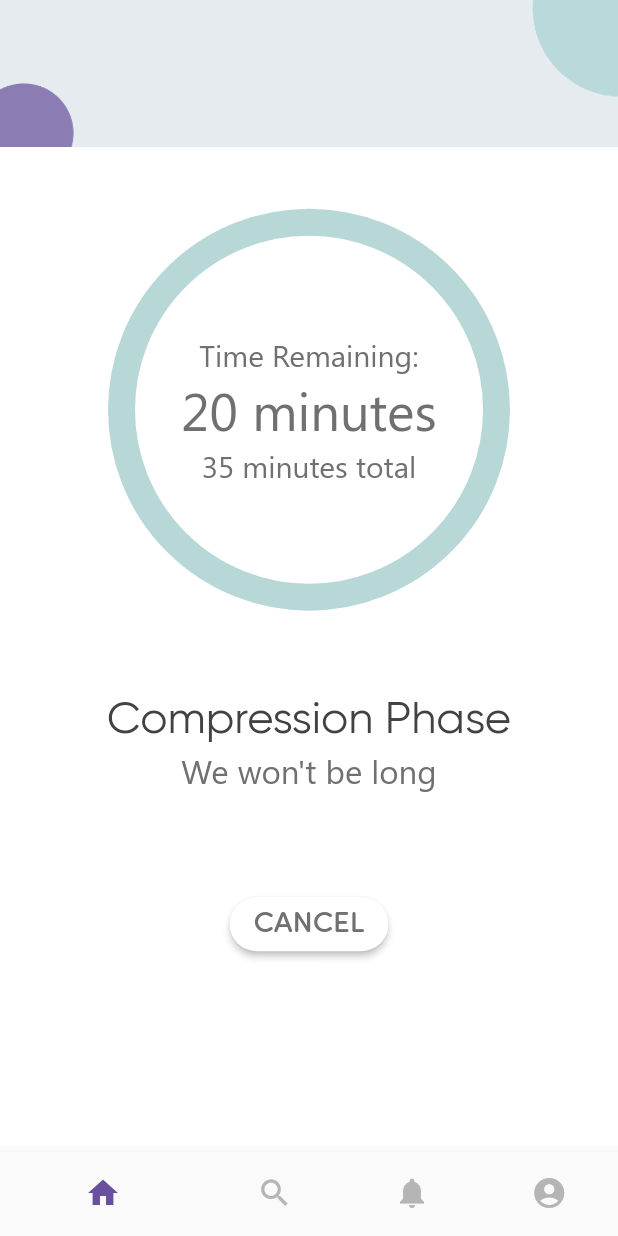
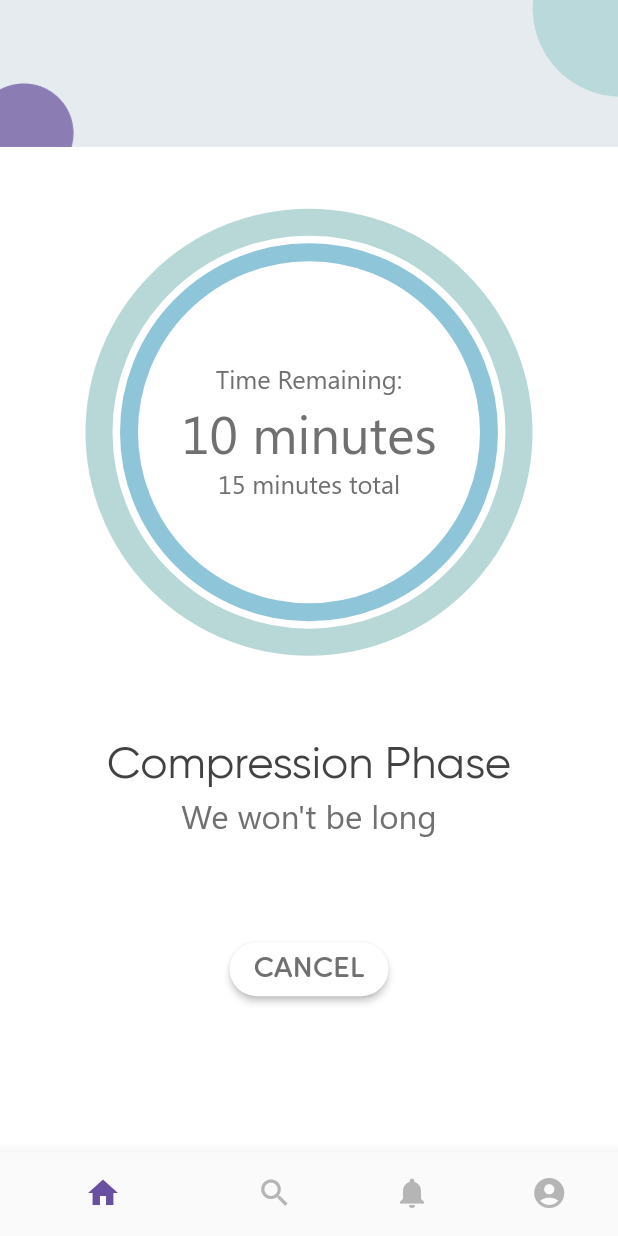
Before and after one commit to rosscreav/Luminate_flutter, a Flutter app: the treatment_timer screen opened by its route, on a phone screen of 412 x 824 dp. Run offline on Flutter 3.47's test engine with Material 2 defaults, Android fonts, the phone set to English and light mode, and no system bars; drawn by our look-alikes of circular_countdown_timer; our stand-ins replace lottie.

Commit message:
Button height changed on splash screen. Variable renames and dynamic minute counter added. Timer change from overlays to concentric rings.

```diff
--- a/lib/splash.dart
+++ b/lib/splash.dart
@@ -148,7 +148,7 @@ class _Splash extends State<splash> {
                     margin: const EdgeInsets.only(bottom: 150),
                     //Container for button size
                     child: Container(
-                        height: 60,
+                        height: 50,
                         width: 200,
                         //Start button
                         child: ElevatedButton(
--- a/lib/timer.dart
+++ b/lib/timer.dart
@@ -1,3 +1,4 @@
+import 'dart:async';
 import 'dart:io';
 
 import 'package:circular_countdown_timer/circular_countdown_timer.dart';
@@ -13,28 +14,55 @@ class treatment_timer extends StatefulWidget {
 }
 
 class _TimerState extends State<treatment_timer> with TickerProviderStateMixin{
-  final mainProgress = CountDownController();
-  final secondProgress = CountDownController();
+  final recoveryProgress = CountDownController();
+  final compressionProgress = CountDownController();
   late AnimationController _tickController;
   bool placeholder = true;
   bool done = false;
   bool compPhase = true;
   bool recoverPhase = false;
 
-  String timer_value = "20 minutes";
-  String timer2_value = "5 minutes";
+  int compressionTimerLength = 10;
+  int recoveryTimerLength = 5;
+  String compressionText = "10 minutes";
+  String recoveryText = "5 minutes";
 
+  //Create a tick controller for the animation and timer for updating text
   @override
   void initState(){
     super.initState();
     _tickController = AnimationController(vsync: this, duration: Duration(seconds: 1));
+    new Timer.periodic(const Duration(milliseconds: 500), (Timer t) => updateTime());
+  }
 
+  //Update the amount of minutes remaining
+  updateTime(){
+    //Stop when unmounted (overflow precaution)
+    if(mounted) {
+      //If in the compression phase
+      if (recoverPhase == false) {
+        var time = compressionTimerLength -
+            int.parse(compressionProgress.getTime()) - 1;
+        if(time == -1) {time = 0;}
+        setState(() {
+          compressionText = "$time minutes";
+        });
+      }
+      //In the recovery phase
+      else {
+        var time = recoveryTimerLength -
+            int.parse(recoveryProgress.getTime()) - 1;
+        if(time == -1) {time = 0;}
+        setState(() {
+          recoveryText = "$time minutes";
+        });
+      }
+    }
   }
 
   @override
   Widget build(BuildContext context) {
 
-    //mainProgress.getTime();
     return Scaffold(
       body: SafeArea(
           child: Container(
@@ -72,11 +100,11 @@ class _TimerState extends State<treatment_timer> with TickerProviderStateMixin{
                                 //Time
                                 //Green bar
                                 CircularCountDownTimer(
-                                  duration: 10,
+                                  duration: compressionTimerLength,
                                   initialDuration: 0,
-                                  controller: secondProgress,
-                                  width: 250,
-                                  height: 250,
+                                  controller: compressionProgress,
+                                  width: 280,
+                                  height: 280,
                                   ringColor: const Color(0xffB8D8D8),
                                   ringGradient: null,
                                   fillColor: const Color(0xff2EC4B6),
@@ -105,7 +133,8 @@ class _TimerState extends State<treatment_timer> with TickerProviderStateMixin{
                                     Future.delayed(const Duration(milliseconds: 1000), () {
                                     setState(() {
                                       recoverPhase = true;
-                                      mainProgress.start();
+                                      recoveryProgress.start();
+                                      print(compressionProgress.getTime());
                                     });
                                     });
 
@@ -115,18 +144,18 @@ class _TimerState extends State<treatment_timer> with TickerProviderStateMixin{
                                 ),
                                 //Blue bar
                                 CircularCountDownTimer(
-                                  duration: 10,
+                                  duration: recoveryTimerLength,
                                   initialDuration: 0,
-                                  controller: mainProgress,
-                                  width: 250,
-                                  height: 250,
-                                  ringColor: const Color(0x0000000),
+                                  controller: recoveryProgress,
+                                  width: 240,
+                                  height: 240,
+                                  ringColor: const Color(0xff8fc5d9),
                                   ringGradient: null,
                                   fillColor: const Color(0xff00A3DC),
                                   fillGradient: null,
                                   backgroundColor: null,
                                   backgroundGradient: null,
-                                  strokeWidth: 18.0,
+                                  strokeWidth: 12.0,
                                   strokeCap: StrokeCap.square,
                                   textStyle: TextStyle(
                                       fontSize: 33.0,
@@ -164,7 +193,7 @@ class _TimerState extends State<treatment_timer> with TickerProviderStateMixin{
                                     textAlign: TextAlign.center,
                                     style: TextStyle(
                                         fontFamily: 'sergoe_ui',
-                                        fontSize: 20,
+                                        fontSize: 17,
                                         color: const Color(0xff707070)),
                                   ),
                                   Stack(
@@ -174,7 +203,7 @@ class _TimerState extends State<treatment_timer> with TickerProviderStateMixin{
                                           opacity: compPhase ? 1.0 :0.0,
                                           duration: Duration(seconds: 1),
                                           child:Text(
-                                            timer_value,
+                                            compressionText,
                                             textAlign: TextAlign.center,
                                             style: TextStyle(
                                                 fontFamily: 'sergoe_ui',
@@ -186,7 +215,7 @@ class _TimerState extends State<treatment_timer> with TickerProviderStateMixin{
                                         opacity: recoverPhase ? 1.0 :0.0,
                                         duration: Duration(seconds: 1),
                                         child:Text(
-                                          timer2_value,
+                                          recoveryText,
                                           textAlign: TextAlign.center,
                                           style: TextStyle(
                                               fontFamily: 'sergoe_ui',
@@ -197,10 +226,10 @@ class _TimerState extends State<treatment_timer> with TickerProviderStateMixin{
                                     ],
                                   ),
                                   Text(
-                                    "35 minutes total",
+                                    "${recoveryTimerLength+compressionTimerLength} minutes total",
                                     style: TextStyle(
                                         fontFamily: 'sergoe_ui',
-                                        fontSize: 20,
+                                        fontSize: 17,
                                         color: const Color(0xff707070)),
                                   ),
                                 ]),
```
